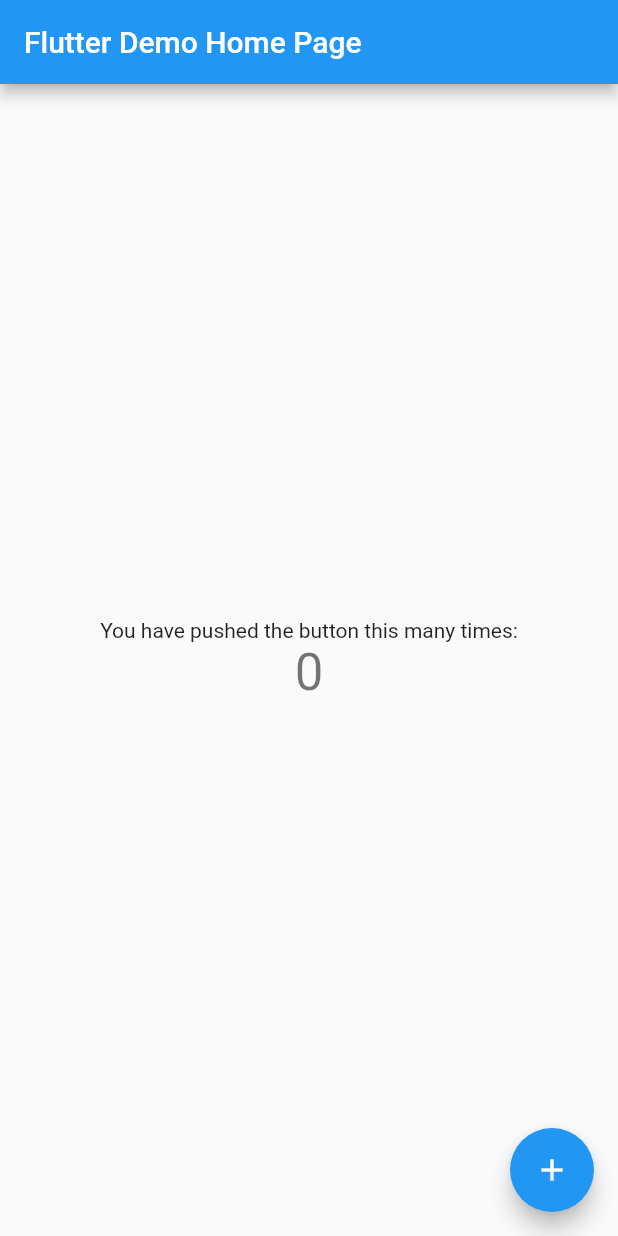
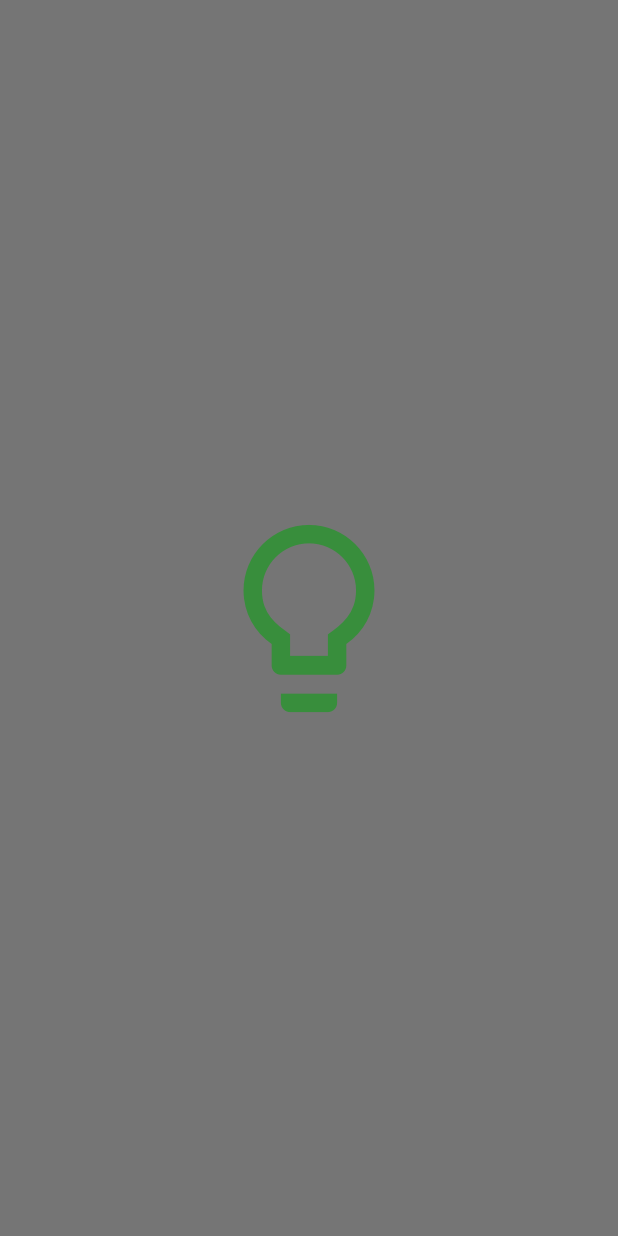
Before and after one commit to imsamtar/torch_app, a Flutter app: the screen it shows after launch, on a phone screen of 412 x 824 dp. Run offline on Flutter 3.47's test engine with Material 2 defaults, Android fonts, the phone set to English and light mode, and no system bars; missing offline and left inert: torch_compat.

Commit message:
Flash light (Torch) working

```diff
--- /dev/null
+++ b/lib/Home.dart
@@ -0,0 +1,41 @@
+import 'package:flutter/material.dart';
+import 'package:torch_compat/torch_compat.dart';
+
+class Home extends StatefulWidget {
+  @override
+  _HomeState createState() => _HomeState();
+}
+
+class _HomeState extends State<Home> {
+
+  bool isOn = false;
+
+  @override
+  Widget build(BuildContext context) {
+    return Scaffold(
+      backgroundColor: Colors.black54,
+      body: Center(
+        child: IconButton(
+          icon: Icon(
+            Icons.lightbulb_outline
+          ),
+          color: isOn?Colors.yellow[200]:Colors.green[700],
+          iconSize: 150,
+          onPressed: (){
+            setState(() {
+              isOn = !isOn;
+            });
+            try {
+              if(isOn)
+                TorchCompat.turnOn();
+              else
+                TorchCompat.turnOff();
+            } catch (e){
+
+            }
+          },
+        ),
+      )
+    );
+  }
+}
--- a/lib/main.dart
+++ b/lib/main.dart
@@ -1,111 +1,14 @@
 import 'package:flutter/material.dart';
+import 'package:torch_app/Home.dart';
 
 void main() => runApp(MyApp());
 
 class MyApp extends StatelessWidget {
-  // This widget is the root of your application.
   @override
   Widget build(BuildContext context) {
     return MaterialApp(
-      title: 'Flutter Demo',
-      theme: ThemeData(
-        // This is the theme of your application.
-        //
-        // Try running your application with "flutter run". You'll see the
-        // application has a blue toolbar. Then, without quitting the app, try
-        // changing the primarySwatch below to Colors.green and then invoke
-        // "hot reload" (press "r" in the console where you ran "flutter run",
-        // or simply save your changes to "hot reload" in a Flutter IDE).
-        // Notice that the counter didn't reset back to zero; the application
-        // is not restarted.
-        primarySwatch: Colors.blue,
-      ),
-      home: MyHomePage(title: 'Flutter Demo Home Page'),
+      title: 'Torch',
+      home: Home(),
     );
   }
 }
-
-class MyHomePage extends StatefulWidget {
-  MyHomePage({Key key, this.title}) : super(key: key);
-
-  // This widget is the home page of your application. It is stateful, meaning
-  // that it has a State object (defined below) that contains fields that affect
-  // how it looks.
-
-  // This class is the configuration for the state. It holds the values (in this
-  // case the title) provided by the parent (in this case the App widget) and
-  // used by the build method of the State. Fields in a Widget subclass are
-  // always marked "final".
-
-  final String title;
-
-  @override
-  _MyHomePageState createState() => _MyHomePageState();
-}
-
-class _MyHomePageState extends State<MyHomePage> {
-  int _counter = 0;
-
-  void _incrementCounter() {
-    setState(() {
-      // This call to setState tells the Flutter framework that something has
-      // changed in this State, which causes it to rerun the build method below
-      // so that the display can reflect the updated values. If we changed
-      // _counter without calling setState(), then the build method would not be
-      // called again, and so nothing would appear to happen.
-      _counter++;
-    });
-  }
-
-  @override
-  Widget build(BuildContext context) {
-    // This method is rerun every time setState is called, for instance as done
-    // by the _incrementCounter method above.
-    //
-    // The Flutter framework has been optimized to make rerunning build methods
-    // fast, so that you can just rebuild anything that needs updating rather
-    // than having to individually change instances of widgets.
-    return Scaffold(
-      appBar: AppBar(
-        // Here we take the value from the MyHomePage object that was created by
-        // the App.build method, and use it to set our appbar title.
-        title: Text(widget.title),
-      ),
-      body: Center(
-        // Center is a layout widget. It takes a single child and positions it
-        // in the middle of the parent.
-        child: Column(
-          // Column is also a layout widget. It takes a list of children and
-          // arranges them vertically. By default, it sizes itself to fit its
-          // children horizontally, and tries to be as tall as its parent.
-          //
-          // Invoke "debug painting" (press "p" in the console, choose the
-          // "Toggle Debug Paint" action from the Flutter Inspector in Android
-          // Studio, or the "Toggle Debug Paint" command in Visual Studio Code)
-          // to see the wireframe for each widget.
-          //
-          // Column has various properties to control how it sizes itself and
-          // how it positions its children. Here we use mainAxisAlignment to
-          // center the children vertically; the main axis here is the vertical
-          // axis because Columns are vertical (the cross axis would be
-          // horizontal).
-          mainAxisAlignment: MainAxisAlignment.center,
-          children: <Widget>[
-            Text(
-              'You have pushed the button this many times:',
-            ),
-            Text(
-              '$_counter',
-              style: Theme.of(context).textTheme.display1,
-            ),
-          ],
-        ),
-      ),
-      floatingActionButton: FloatingActionButton(
-        onPressed: _incrementCounter,
-        tooltip: 'Increment',
-        child: Icon(Icons.add),
-      ), // This trailing comma makes auto-formatting nicer for build methods.
-    );
-  }
-}
--- a/pubspec.yaml
+++ b/pubspec.yaml
@@ -23,6 +23,7 @@ dependencies:
   # The following adds the Cupertino Icons font to your application.
   # Use with the CupertinoIcons class for iOS style icons.
   cupertino_icons: ^0.1.2
+  torch_compat: ^1.0.1
 
 dev_dependencies:
   flutter_test:
```
Also changed, not shown: pubspec.lock.
